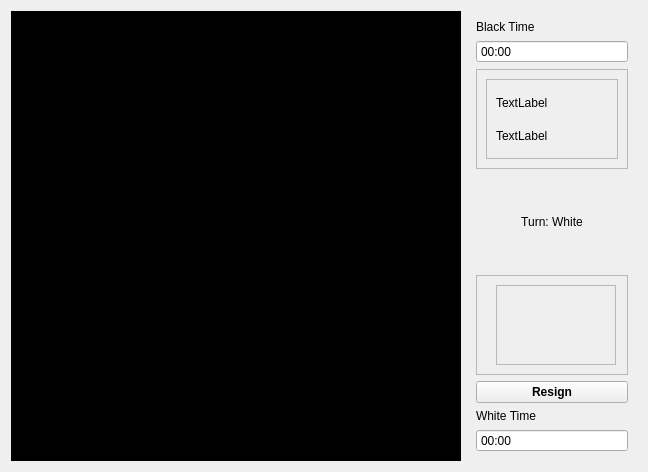
ChessVShogi/ChessVShogi, file chessVshogi/UI/ingame_shogi.ui: the form before one commit.
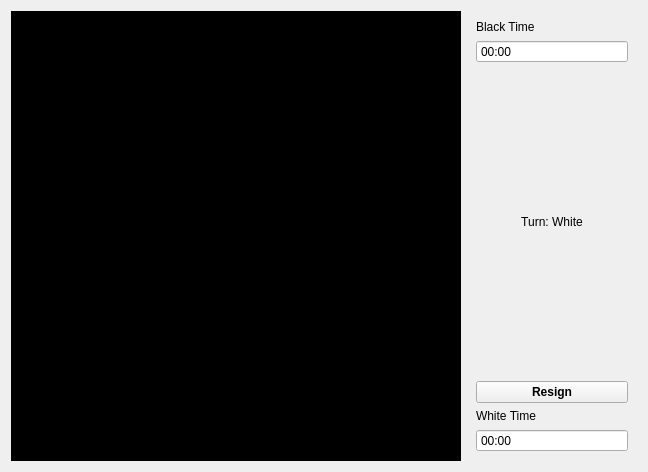
The form after the commit. Icons and pictures are not drawn.

Commit message:
Revert "Add "Hand" section to UI"
This reverts commit 757a060a7ff4a055cb610dda01ad514b346d783a.

What changed in the file:
```diff
--- a/chessVshogi/UI/ingame_shogi.ui
+++ b/chessVshogi/UI/ingame_shogi.ui
@@ -1465,66 +1465,6 @@
         </property>
        </widget>
       </item>
-      <item>
-       <widget class="QFrame" name="blackHand">
-        <property name="sizePolicy">
-         <sizepolicy hsizetype="Preferred" vsizetype="Minimum">
-          <horstretch>0</horstretch>
-          <verstretch>0</verstretch>
-         </sizepolicy>
-        </property>
-        <property name="minimumSize">
-         <size>
-          <width>0</width>
-          <height>100</height>
-         </size>
-        </property>
-        <property name="styleSheet">
-         <string notr="true">border-image: url(:/BG/resources/hand.jpg);</string>
-        </property>
-        <property name="frameShape">
-         <enum>QFrame::StyledPanel</enum>
-        </property>
-        <property name="frameShadow">
-         <enum>QFrame::Raised</enum>
-        </property>
-        <layout class="QGridLayout" name="gridLayout_2">
-         <item row="0" column="0">
-          <widget class="QScrollArea" name="bH_scArea">
-           <property name="widgetResizable">
-            <bool>true</bool>
-           </property>
-           <widget class="QWidget" name="scrollAreaWidgetContents">
-            <property name="geometry">
-             <rect>
-              <x>0</x>
-              <y>0</y>
-              <width>138</width>
-              <height>82</height>
-             </rect>
-            </property>
-            <layout class="QGridLayout" name="gridLayout_3">
-             <item row="0" column="0">
-              <widget class="QLabel" name="label">
-               <property name="text">
-                <string>TextLabel</string>
-               </property>
-              </widget>
-             </item>
-             <item row="1" column="0">
-              <widget class="QLabel" name="label_4">
-               <property name="text">
-                <string>TextLabel</string>
-               </property>
-              </widget>
-             </item>
-            </layout>
-           </widget>
-          </widget>
-         </item>
-        </layout>
-       </widget>
-      </item>
       <item>
        <spacer name="verticalSpacer_2">
         <property name="orientation">
@@ -1567,54 +1507,6 @@
         </property>
        </spacer>
       </item>
-      <item>
-       <widget class="QFrame" name="whiteHand">
-        <property name="sizePolicy">
-         <sizepolicy hsizetype="Preferred" vsizetype="Minimum">
-          <horstretch>0</horstretch>
-          <verstretch>0</verstretch>
-         </sizepolicy>
-        </property>
-        <property name="minimumSize">
-         <size>
-          <width>0</width>
-          <height>100</height>
-         </size>
-        </property>
-        <property name="styleSheet">
-         <string notr="true">border-image: url(:/BG/resources/hand.jpg);</string>
-        </property>
-        <property name="frameShape">
-         <enum>QFrame::StyledPanel</enum>
-        </property>
-        <property name="frameShadow">
-         <enum>QFrame::Raised</enum>
-        </property>
-        <widget class="QScrollArea" name="wH_scArea">
-         <property name="geometry">
-          <rect>
-           <x>20</x>
-           <y>10</y>
-           <width>120</width>
-           <height>80</height>
-          </rect>
-         </property>
-         <property name="widgetResizable">
-          <bool>true</bool>
-         </property>
-         <widget class="QWidget" name="scrollAreaWidgetContents_2">
-          <property name="geometry">
-           <rect>
-            <x>0</x>
-            <y>0</y>
-            <width>120</width>
-            <height>80</height>
-           </rect>
-          </property>
-         </widget>
-        </widget>
-       </widget>
-      </item>
       <item>
        <widget class="QPushButton" name="buttonResign">
         <property name="font">
```
The commit also changes 6 other files.
